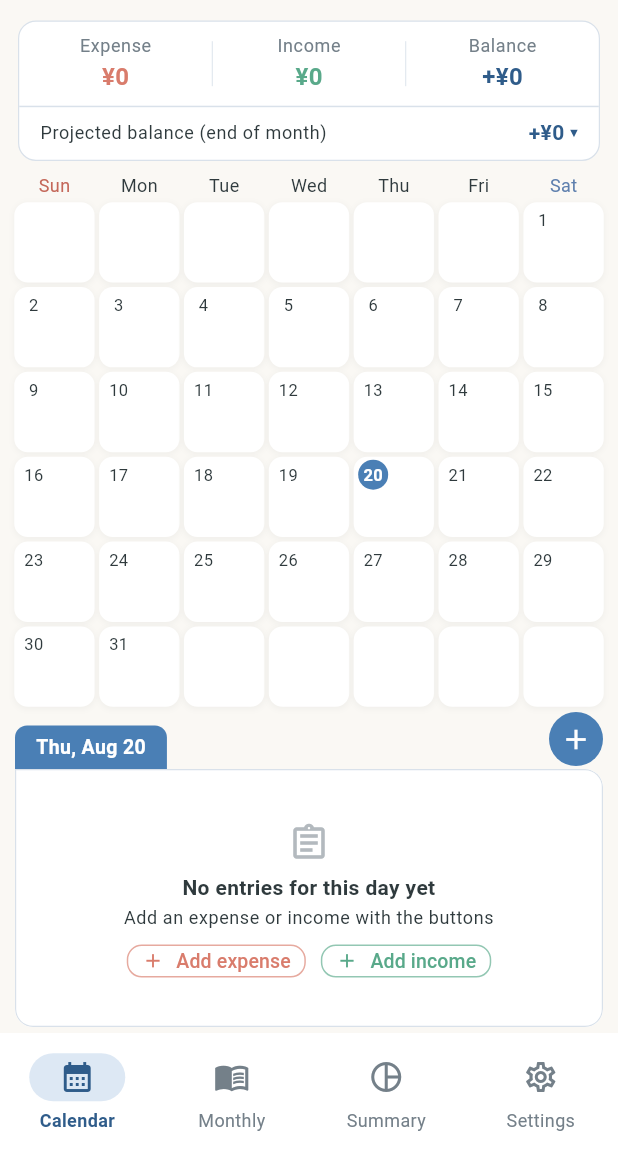
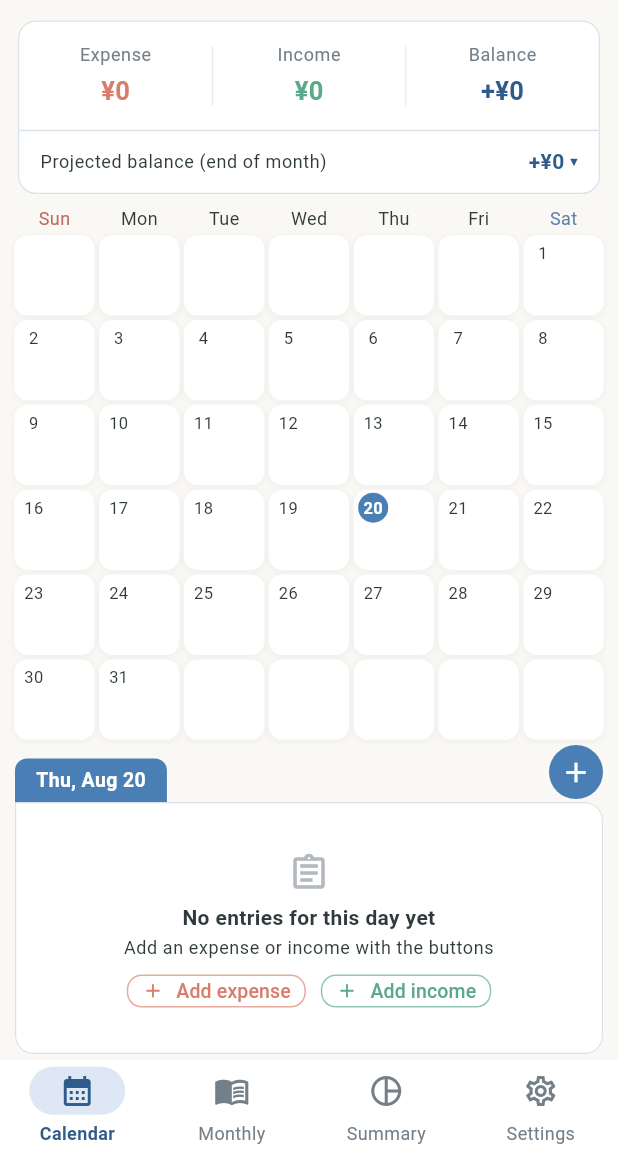
Before and after one commit to HIDE-Fozu/kakeibo-app, a Flutter app: the screen it shows after launch, after a tap on "Get Started", on a phone screen of 412 x 824 dp, the part 83-1236 px from its top. Run offline on Flutter 3.47's test engine with Material 3 defaults, Android fonts, the phone set to English and light mode, and no system bars; drawn by our look-alikes of table_calendar; our stand-ins replace drift, flutter_local_notifications, flutter_riverpod, flutter_timezone, image_picker, share_plus and 2 more; missing offline and left inert: app_badge_plus, app_settings, cryptography; accounts and stored records are empty; generated files the repository leaves out were written again; Roboto replaces fonts that are missing (Hiragino Mincho ProN).

Commit message:
tweak(design): サマリカードの縦幅を拡大・下タブを細く（FB 2026-08-20）
- サマリカード: 縦padding 8→14・ラベルと金額の間 1→4・金額16→17pt・
  仕切り線30→40・見込み行の縦padding 7→10（モックの量感に寄せる）
- 下タブ: NavigationBar height 62（既定80は余白が大きい）

Co-Authored-By: Claude Fable 5 <noreply@anthropic.com>

```diff
--- a/lib/app/theme.dart
+++ b/lib/app/theme.dart
@@ -317,6 +317,8 @@ ThemeData buildKakeiboTheme({Color? themeColor}) {
     navigationBarTheme: NavigationBarThemeData(
       backgroundColor: kCard,
       indicatorColor: p.soft,
+      // 下タブは細く（既定80は余白が大きい・FB 2026-08-20）。
+      height: 62,
       iconTheme: WidgetStateProperty.resolveWith((s) => IconThemeData(
             color: s.contains(WidgetState.selected) ? p.dark : kNavIdle,
           )),
--- a/lib/features/calendar/presentation/calendar_screen.dart
+++ b/lib/features/calendar/presentation/calendar_screen.dart
@@ -473,13 +473,13 @@ class _SummaryCard extends ConsumerWidget {
               Text(label,
                   style: Theme.of(context).textTheme.bodySmall?.copyWith(
                       color: kMuted, fontFamily: kLedgerFontFamily)),
-              const SizedBox(height: 1),
+              const SizedBox(height: 4),
               Text(
                 value,
                 maxLines: 1,
                 overflow: TextOverflow.ellipsis,
                 style: TextStyle(
-                  fontSize: 16,
+                  fontSize: 17,
                   fontWeight: FontWeight.w700,
                   color: valueColor,
                   fontFamily: kLedgerFontFamily,
@@ -490,7 +490,7 @@ class _SummaryCard extends ConsumerWidget {
           ),
         );
 
-    Widget vLine() => Container(width: 0.6, height: 30, color: kLine);
+    Widget vLine() => Container(width: 0.6, height: 40, color: kLine);
 
     return Container(
       key: const Key('month-summary-card'),
@@ -503,7 +503,8 @@ class _SummaryCard extends ConsumerWidget {
       child: Column(
         children: [
           Padding(
-            padding: const EdgeInsets.symmetric(vertical: 8),
+            // 縦幅は広めに（「金額の場所が狭い」FB 2026-08-20）。
+            padding: const EdgeInsets.symmetric(vertical: 14),
             child: Row(
               children: [
                 col(l.summaryExpenseLabel, mf.format(summary.expense),
@@ -531,7 +532,7 @@ class _SummaryCard extends ConsumerWidget {
               onTap: () => _showAnchorSheet(context, ref),
               child: Padding(
                 padding:
-                    const EdgeInsets.symmetric(horizontal: 14, vertical: 7),
+                    const EdgeInsets.symmetric(horizontal: 14, vertical: 10),
                 child: Row(
                   children: [
                     Expanded(
```
